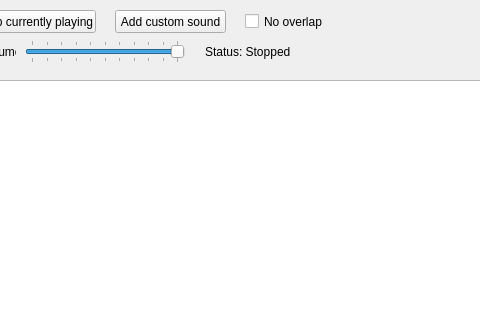
First picture: the form in mainwindow.ui, repository thecommonpigeon/hourofsilence, before the edit; both pictures show x 235 to 715 and y 0 to 320 of the 800 by 600 pixel window.
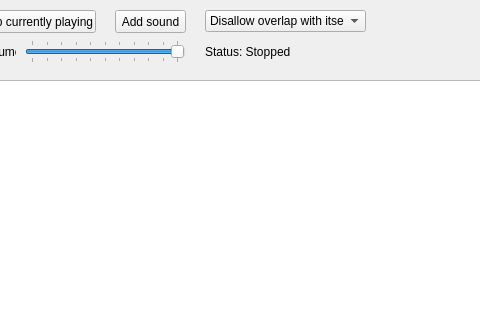
Second picture: the form after the edit.

Commit message: added SoundItem class, changed list widget to table, added libs

The edit to the form file:
```diff
--- a/mainwindow.ui
+++ b/mainwindow.ui
@@ -54,12 +54,12 @@
      <rect>
       <x>350</x>
       <y>10</y>
-      <width>111</width>
+      <width>71</width>
       <height>23</height>
      </rect>
     </property>
     <property name="text">
-     <string>Add custom sound</string>
+     <string>Add sound</string>
     </property>
    </widget>
    <widget class="QLabel" name="labelDefaultMTTH">
@@ -109,22 +109,6 @@
      <number>300</number>
     </property>
    </widget>
-   <widget class="QCheckBox" name="checkBoxNoOverlap">
-    <property name="geometry">
-     <rect>
-      <x>480</x>
-      <y>10</y>
-      <width>81</width>
-      <height>23</height>
-     </rect>
-    </property>
-    <property name="toolTip">
-     <string>Disallow playing sounds over each other</string>
-    </property>
-    <property name="text">
-     <string>No overlap</string>
-    </property>
-   </widget>
    <widget class="QPushButton" name="pushButtonStart">
     <property name="geometry">
      <rect>
@@ -214,6 +198,40 @@
      <number>2</number>
     </property>
    </widget>
+   <widget class="QComboBox" name="comboBox">
+    <property name="geometry">
+     <rect>
+      <x>440</x>
+      <y>10</y>
+      <width>161</width>
+      <height>22</height>
+     </rect>
+    </property>
+    <property name="sizePolicy">
+     <sizepolicy hsizetype="Preferred" vsizetype="Fixed">
+      <horstretch>0</horstretch>
+      <verstretch>0</verstretch>
+     </sizepolicy>
+    </property>
+    <property name="currentIndex">
+     <number>1</number>
+    </property>
+    <item>
+     <property name="text">
+      <string>Disallow sound overlap</string>
+     </property>
+    </item>
+    <item>
+     <property name="text">
+      <string>Disallow overlap with itself</string>
+     </property>
+    </item>
+    <item>
+     <property name="text">
+      <string>Allow all overlap</string>
+     </property>
+    </item>
+   </widget>
   </widget>
  </widget>
  <resources/>
```
Left out of the diff: 2 changed lines with no effect on the pictures. The commit also changes 13 other files.
